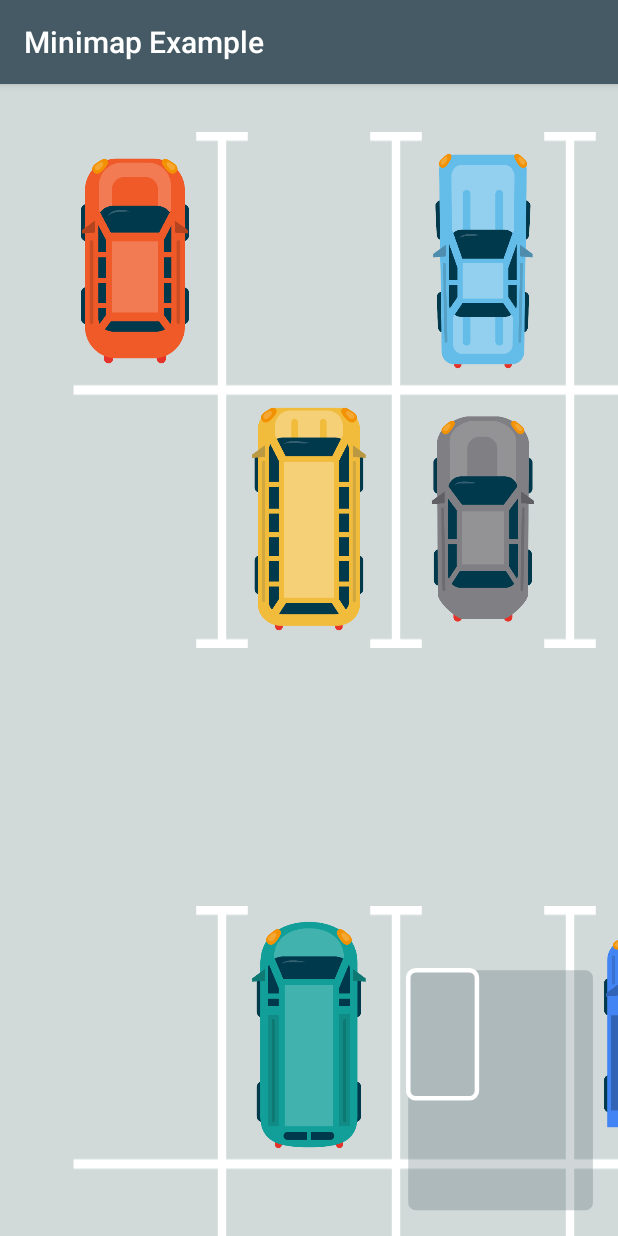
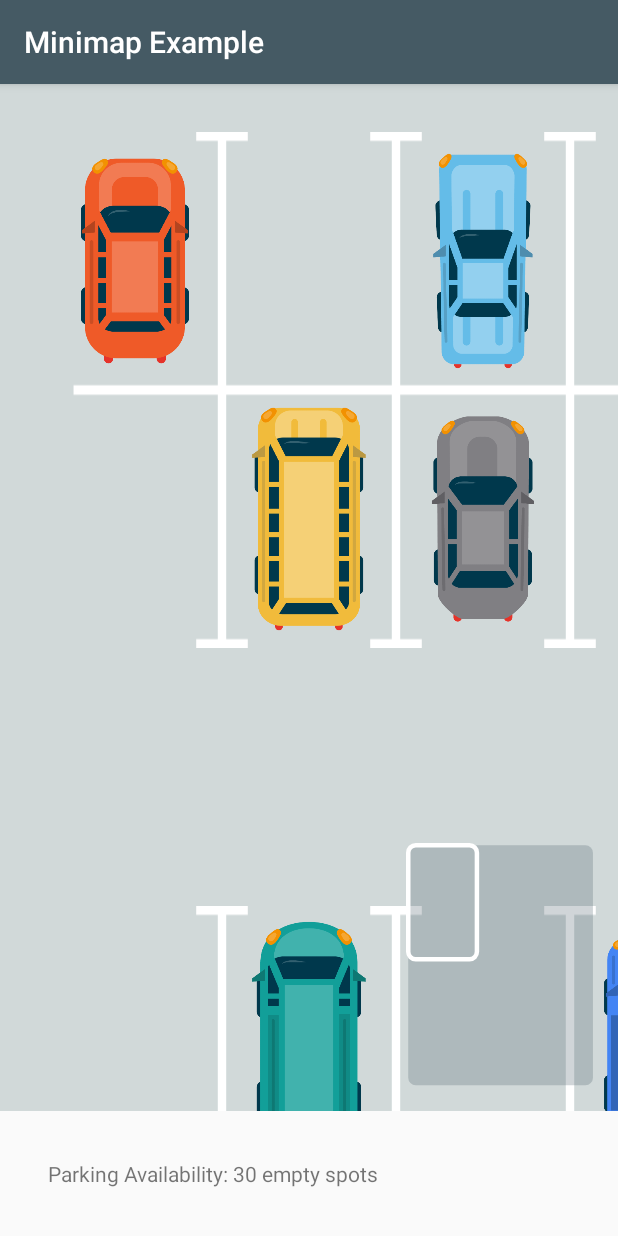
Before and after one commit to acolombo11/minimap-view, an Android app: the screen it shows after launch (MainActivity), on a phone screen of 412 x 824 dp. Run offline under Robolectric (Android 15) with nearby library versions, the light colour scheme and no system bars.

Commit message:
Refine behaviour in layout changes

```diff
--- a/app/src/main/java/com/fusaimoe/minimap/example/MainActivity.kt
+++ b/app/src/main/java/com/fusaimoe/minimap/example/MainActivity.kt
@@ -2,6 +2,7 @@
 
 import android.os.Bundle
 import android.os.Handler
+import android.view.View
 import androidx.appcompat.app.AppCompatActivity
 import com.fusaimoe.minimap.MinimapView.Companion.minimap
 import com.fusaimoe.minimap.example.data.Car
@@ -19,14 +20,25 @@
         setContentView(R.layout.activity_main)
 
         val layoutManager = FixedGridLayoutManager().apply { setTotalColumnCount(PARKING_LOT_WIDTH) }
-        val adapter = ParkingAdapter(getExampleParkingLot().flatten())
+        val adapter = ParkingAdapter(getExampleParkingLot().flatten().toMutableList())
 
-        recyclerView.setHasFixedSize(true)
         recyclerView.layoutManager = layoutManager
         recyclerView.adapter = adapter
         recyclerView.minimap = minimapView
 
+        val handler = Handler()
+        handler.postDelayed({
+            layoutBottom.visibility = View.VISIBLE
+            textAvailability.text = getString(R.string.parking_availability, getEmptyParkingSpacesQuantity(adapter.items))
+            handler.postDelayed({
+                adapter.removeLastRow()
+                textAvailability.text = getString(R.string.parking_availability, getEmptyParkingSpacesQuantity(adapter.items))
+            }, 5000)
+        }, 5000)
+
     }
+
+    private fun getEmptyParkingSpacesQuantity(items: MutableList<Parking>) = items.filter { it.space != null && it.car == null }.size
 
     private fun getExampleParkingLot(): List<List<Parking>> {
         // Init the parking lot
@@ -93,4 +105,6 @@
         }
         return bigParkingLot
     }
+
+
 }
--- a/app/src/main/java/com/fusaimoe/minimap/example/ParkingAdapter.kt
+++ b/app/src/main/java/com/fusaimoe/minimap/example/ParkingAdapter.kt
@@ -8,7 +8,7 @@
 import kotlinx.android.synthetic.main.item_parking.*
 import kotlinx.android.synthetic.main.item_parking.view.*
 
-class ParkingAdapter(private val items: List<Parking>) : RecyclerView.Adapter<ParkingAdapter.ViewHolder>() {
+class ParkingAdapter(val items: MutableList<Parking>) : RecyclerView.Adapter<ParkingAdapter.ViewHolder>() {
 
     override fun onCreateViewHolder(parent: ViewGroup, viewType: Int) = ViewHolder(parent.inflate(R.layout.item_parking))
 
@@ -35,4 +35,9 @@
         }
 
     }
+
+    fun removeLastRow(){
+        for (i in 0..28) items.removeAt(items.size-1)
+        notifyDataSetChanged()
+    }
 }
--- a/app/src/main/res/layout/activity_main.xml
+++ b/app/src/main/res/layout/activity_main.xml
@@ -1,25 +1,49 @@
 <?xml version="1.0" encoding="utf-8"?>
-<RelativeLayout
-        xmlns:android="http://schemas.android.com/apk/res/android"
-        xmlns:tools="http://schemas.android.com/tools"
+<LinearLayout xmlns:android="http://schemas.android.com/apk/res/android"
+    xmlns:app="http://schemas.android.com/apk/res-auto"
+    xmlns:tools="http://schemas.android.com/tools"
+    android:weightSum="1"
+    android:orientation="vertical"
+    android:layout_width="match_parent"
+    android:layout_height="match_parent">
+
+    <FrameLayout
         android:layout_width="match_parent"
-        android:layout_height="match_parent"
-        tools:context=".MainActivity">
+        android:layout_height="0dp"
+        android:layout_weight="1">
 
-    <androidx.recyclerview.widget.RecyclerView
+        <androidx.recyclerview.widget.RecyclerView
             android:id="@+id/recyclerView"
-            android:padding="@dimen/parking_margin"
+            android:layout_width="match_parent"
+            android:layout_height="match_parent"
+            android:background="@color/colorBackground"
             android:clipToPadding="false"
-            android:layout_width="match_parent"
-            android:background="@color/colorBackground"
-            android:layout_height="match_parent"/>
+            android:padding="@dimen/parking_margin" />
 
-    <com.fusaimoe.minimap.MinimapView
+        <com.fusaimoe.minimap.MinimapView
             android:id="@+id/minimapView"
             android:layout_width="wrap_content"
             android:layout_height="wrap_content"
-            android:layout_alignParentBottom="true"
-            android:layout_alignParentEnd="true"
-            android:layout_margin="@dimen/activity_margin"/>
+            android:layout_gravity="end|bottom"
+            android:layout_margin="@dimen/activity_margin"
+            tools:background="@color/colorDefaultBackground"
+            tools:layout_height="@dimen/minimap_size"
+            tools:layout_width="@dimen/minimap_size" />
+    </FrameLayout>
 
-</RelativeLayout>
+    <FrameLayout
+        android:id="@+id/layoutBottom"
+        android:layout_weight="0"
+        android:visibility="gone"
+        tools:visibility="visible"
+        android:layout_width="match_parent"
+        android:layout_height="wrap_content">
+        <TextView
+            android:id="@+id/textAvailability"
+            android:layout_width="match_parent"
+            android:layout_height="wrap_content"
+            android:padding="32dp"
+            android:text="@string/parking_availability"/>
+    </FrameLayout>
+
+</LinearLayout>
--- a/app/src/main/res/values/strings.xml
+++ b/app/src/main/res/values/strings.xml
@@ -1,3 +1,4 @@
 <resources>
     <string name="app_name">Minimap Example</string>
+    <string name="parking_availability">Parking Availability: %d empty spots</string>
 </resources>
--- a/library/src/main/java/com/fusaimoe/minimap/MinimapView.kt
+++ b/library/src/main/java/com/fusaimoe/minimap/MinimapView.kt
@@ -59,41 +59,33 @@
         }
     }
 
-    private fun updateScaleFactor(recyclerView: RecyclerView) {
-        scrollWidth = recyclerView.computeHorizontalScrollRange().toFloat()
-        scrollHeight = recyclerView.computeVerticalScrollRange().toFloat()
+    private fun updateScaleFactor(rv: RecyclerView) {
+        scrollWidth = rv.computeHorizontalScrollRange().toFloat()
+        scrollHeight = rv.computeVerticalScrollRange().toFloat()
 
-        recyclerView.updateVisibility()
+        rv.updateVisibility()
         if (isVisible) {
 
             // Scrollable height might be < than the scrollable width while scrollable width being < than total height of the RecyclerView
-            val biggerWidth =
-                maxOf(scrollWidth, recyclerView.width.toFloat()) + recyclerView.paddingRight + recyclerView.paddingLeft
-            val biggerHeight = maxOf(
-                scrollHeight,
-                recyclerView.height.toFloat()
-            ) + recyclerView.paddingTop + recyclerView.paddingBottom
+            val biggerWidth = maxOf(scrollWidth, rv.width.toFloat()) + rv.paddingRight + rv.paddingLeft
+            val biggerHeight = maxOf(scrollHeight, rv.height.toFloat()) + rv.paddingTop + rv.paddingBottom
+            val smallerWidth = if (totalWidth != 0f) minOf(maxSize, totalWidth) else maxSize
+            val smallerHeight = if (totalHeight != 0f) minOf(maxSize, totalHeight) else maxSize
 
             // So, when calculating scaleFactor, we need the bigger size to fit into the maxSize of the view
             scaleFactor = when {
-                biggerWidth > biggerHeight -> biggerWidth / if (totalWidth != 0f) minOf(
-                    maxSize,
-                    totalWidth
-                ) else maxSize
-                biggerWidth < biggerHeight -> biggerHeight / if (totalHeight != 0f) minOf(
-                    maxSize,
-                    totalHeight
-                ) else maxSize
-                else -> scrollWidth / maxSize
+                biggerWidth > biggerHeight -> biggerWidth / smallerWidth
+                biggerWidth < biggerHeight -> biggerHeight / smallerHeight
+                else -> biggerWidth / maxSize
             }
 
-            // TODO Make it possible to choose a maxWidth or maxHeight, instead of just one mazSize to stay inside of
             totalWidth = biggerWidth / scaleFactor
             totalHeight = biggerHeight / scaleFactor
+            // TODO Make it possible to choose a maxWidth or maxHeight, instead of just one mazSize to stay inside of
 
             if (scaleFactor != 0f) {
-                indicatorWidth = recyclerView.width / scaleFactor
-                indicatorHeight = recyclerView.height / scaleFactor
+                indicatorWidth = rv.width / scaleFactor
+                indicatorHeight = rv.height / scaleFactor
             }
 
             requestLayout()
@@ -115,6 +107,7 @@
     private fun moveIndicator(dx: Int, dy: Int) = if (scaleFactor != 0f) {
         indicatorX += dx / scaleFactor
         indicatorY += dy / scaleFactor
+        fixIndicatorPosition()
         invalidate()
         true
     } else {
@@ -122,6 +115,7 @@
     }
 
     private fun drawIndicator(canvas: Canvas?) {
+        fixIndicatorPosition()
         canvas?.drawRoundRect(
             indicatorX + borderWidth / 2,
             indicatorY + borderWidth / 2,
@@ -131,6 +125,17 @@
             cornerRadius,
             indicatorPaint
         )
+    }
+
+    private fun fixIndicatorPosition() {
+        when {
+            indicatorX < 0f -> indicatorX = 0f
+            indicatorX > totalWidth - indicatorWidth -> indicatorX = totalWidth - indicatorWidth
+        }
+        when {
+            indicatorY < 0f -> indicatorY = 0f
+            indicatorY > totalHeight - indicatorHeight -> indicatorY = totalHeight - indicatorHeight
+        }
     }
 
     private fun drawBackground(canvas: Canvas?) {
```
Also changed, not shown: app/src/main/res/layout/item_parking.xml (+3 -4 lines).
